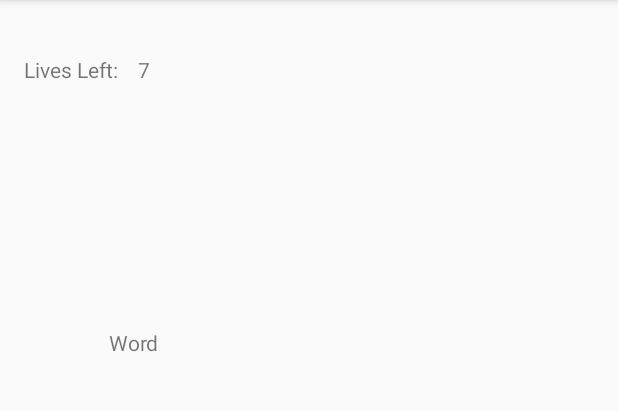
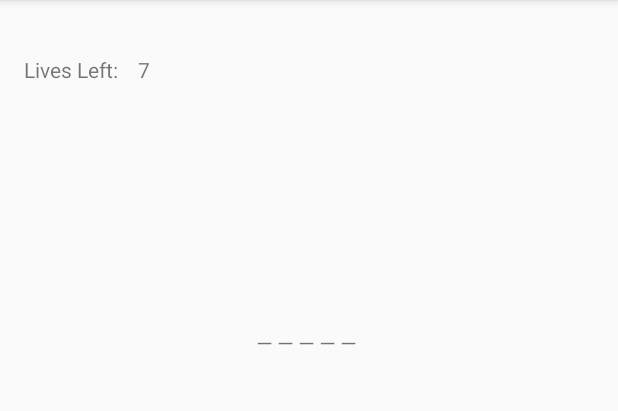
Before and after one commit to pylulu1/HangmanProject, an Android app: the screen it shows after launch (GameBoard), after a tap on "START", on a phone screen of 412 x 824 dp, the part 84-495 px from its top. Run offline under Robolectric (Android 15) with nearby library versions, the phone set to English and light mode, and no system bars.

Commit message:
game can be played but no game over function has been implemented

```diff
--- a/app/src/main/java/com/example/hangman/GameBoard.java
+++ b/app/src/main/java/com/example/hangman/GameBoard.java
@@ -1,17 +1,22 @@
 package com.example.hangman;
 
+import androidx.appcompat.app.AlertDialog;
 import androidx.appcompat.app.AppCompatActivity;
 
 import android.content.Intent;
 import android.os.Bundle;
 import android.view.View;
 import android.widget.Button;
-import android.widget.EditText;
 import android.widget.TextView;
+
+import org.w3c.dom.Text;
 
 public class GameBoard extends AppCompatActivity {
 
     private Intent intent;
+    String word = "MOOSE";
+    String current = "";
+    int lives = 7;
 
     @Override
     protected void onCreate(Bundle savedInstanceState) {
@@ -19,8 +24,22 @@ public class GameBoard extends AppCompatActivity {
         setContentView(R.layout.activity_game_board);
 
         intent = new Intent(this, GameBoard.class);
-        final TextView lives = findViewById(R.id.counter);
-        lives.setText("7");
+        final TextView livesText = findViewById(R.id.counter);
+        livesText.setText(String.valueOf(lives));
+        //System.out.println(String.valueOf(lives));
+        //System.out.println(lives);
+        //System.out.println(lives.getText());
+
+        //set word from api here
+
+        for (int num = 0; num < word.length(); num++) {
+            current += "— ";
+        }
+
+        System.out.println(current);
+
+        final TextView wordText = findViewById(R.id.word);
+        wordText.setText(current);
 
         final Button a = findViewById(R.id.a);
         createButton(a);
@@ -95,18 +114,32 @@ public class GameBoard extends AppCompatActivity {
 
     //disables the letter buttons once they're clicked
     protected void createButton(final Button letter) {
+        final TextView wordText = findViewById(R.id.word);
         letter.setOnClickListener(new View.OnClickListener() {
             @Override
             public void onClick(View v) {
-                checkLetter((String) letter.getText());
-                System.out.print(letter.getText());
+                String thisLetter = (String) letter.getText();
                 letter.setEnabled(false);
+                int count = 0;
+                for (int i = 0; i < word.length(); i++) {
+                    if (thisLetter.equals(word.substring(i, i + 1))) {
+                        current = current.substring(0, 2 * i) + thisLetter + current.substring(2 * i + 1);
+                        System.out.println(current);
+                        wordText.setText(current);
+                        count++;
+                    }
+                }
+                if (count == 0) {
+                    TextView livesCount = findViewById(R.id.counter);
+                    livesCount.setText(String.valueOf(--lives));
+                }
+                if (lives == 0) {
+                    checkGame();
+                }
             }
         });
     }
-
-    //checks whether the letter is in the word
-    protected boolean checkLetter(String s) {
-        return false;
+    protected void checkGame() {
+        //AlertDialog.Builder builder = new AlertDialog.Builder();
     }
 }
--- a/app/src/main/java/com/example/hangman/MainActivity.java
+++ b/app/src/main/java/com/example/hangman/MainActivity.java
@@ -20,6 +20,7 @@ public class MainActivity extends AppCompatActivity {
             @Override
             public void onClick(View v) {
                 startActivity(new Intent(MainActivity.this, GameBoard.class));
+                finish();
             }
         });
     }
--- a/app/src/main/res/layout/activity_game_board.xml
+++ b/app/src/main/res/layout/activity_game_board.xml
@@ -332,7 +332,8 @@
                 android:id="@+id/word"
                 android:layout_width="266dp"
                 android:layout_height="81dp"
-                android:text="Word"
+                android:text="@string/default_word"
+                android:textAlignment="center"
                 app:layout_constraintBottom_toBottomOf="parent"
                 app:layout_constraintEnd_toEndOf="parent"
                 app:layout_constraintHorizontal_bias="0.496"
--- a/app/src/main/res/values/strings.xml
+++ b/app/src/main/res/values/strings.xml
@@ -1,3 +1,4 @@
 <resources>
     <string name="app_name">Hangman</string>
+    <string name="default_word">Word</string>
 </resources>
```
